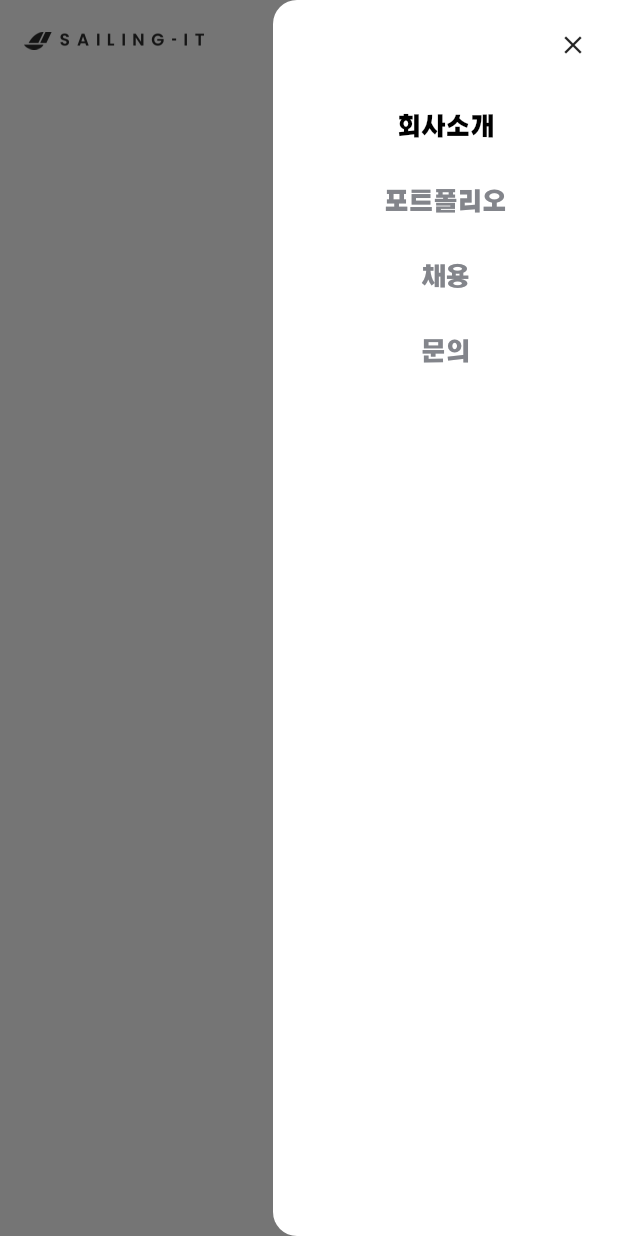
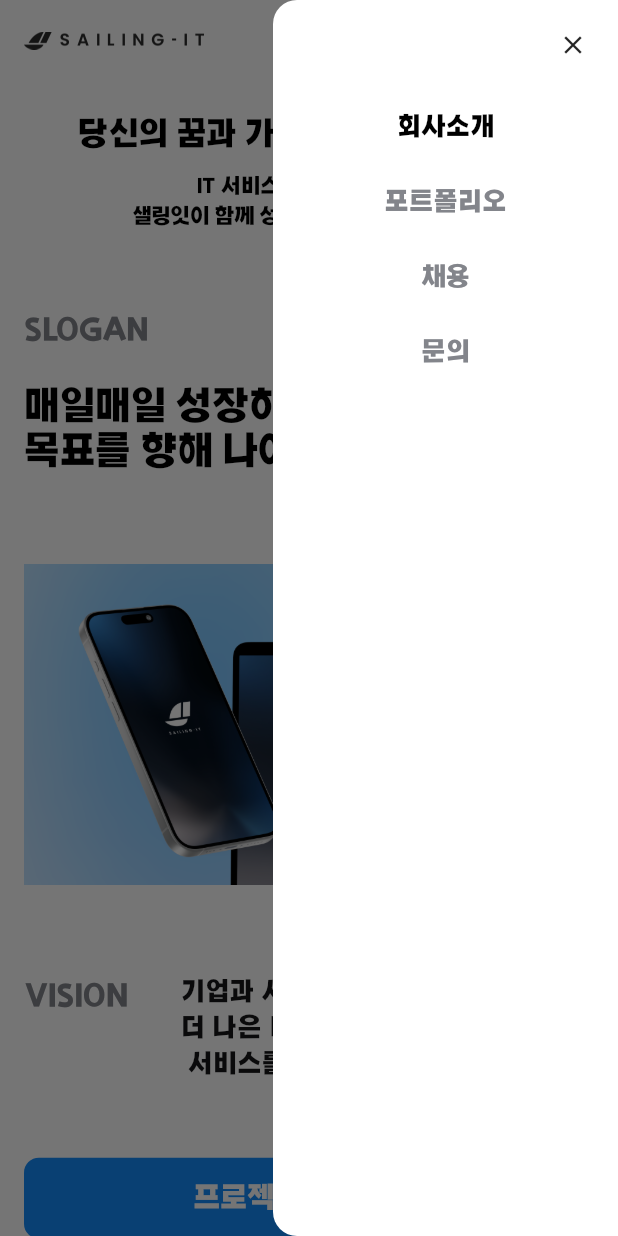
Before and after one commit to jjhwnn/flutter_web, a Flutter app: the screen it shows after launch, with the side drawer open, on a phone screen of 412 x 824 dp. Run offline on Flutter 3.47's test engine with Material 3 defaults, Android fonts, the light colour scheme and no system bars; our stand-ins replace beamer.

Commit message:
complete section 6

```diff
--- a/lib/main.dart
+++ b/lib/main.dart
@@ -6,6 +6,7 @@ import 'package:flutter_web/screen/portfolio/portfolio_detail/portfolio_detail_s
 import 'package:flutter_web/screen/portfolio/portfolio_screen.dart';
 import 'package:flutter_web/screen/question/question_screen.dart';
 import 'package:flutter_web/screen/recruit/recruit_screen.dart';
+import 'package:flutter_web/util/custom_scroll_behavior.dart';
 import 'package:flutter_web/util/my_color.dart';
 import 'package:flutter_web/util/text_util.dart';
 import 'package:flutter_web/widgets/custom_constraints.dart';
@@ -68,6 +69,7 @@ class MyApp extends StatelessWidget {
     return MaterialApp.router(
       title: "Homepage",
       debugShowCheckedModeBanner: false,
+      scrollBehavior: CustomScrollBehavior(),
       builder: (context, child) {
         return CustomConstraints(
             backgroundColor: Colors.white, maxWidth: 1920, child: child!);
--- a/lib/screen/company/company_screen.dart
+++ b/lib/screen/company/company_screen.dart
@@ -1,5 +1,9 @@
-
 import 'package:flutter/material.dart';
+import 'package:flutter_web/screen/company/widgets/company_mind.dart';
+import 'package:flutter_web/screen/company/widgets/company_slogan.dart';
+import 'package:flutter_web/util/screen_padding.dart';
+import 'package:flutter_web/widgets/common_scaffold.dart';
+import 'package:flutter_web/widgets/header.dart';
 import 'package:flutter_web/widgets/menu/menu.dart';
 import 'package:flutter_web/widgets/page_drawer.dart';
 import 'package:flutter_web/widgets/screen_layout_builder.dart';
@@ -14,18 +18,28 @@ class CompanyScreen extends StatefulWidget {
 class _CompanyScreenState extends State<CompanyScreen> {
   @override
   Widget build(BuildContext context) {
+    return ScreenLayoutBuilder(
+      myBuilder: (screenModel, web, tablet, mobile) {
+        final screenWidth = MediaQuery.of(context).size.width;
 
-    return ScreenLayoutBuilder(myBuilder: (screenModel, web, tablet, mobile) {
-      return Scaffold(
-        endDrawer: PageDrawer(currentIndex: 0, tablet: tablet),
-        body: Column(
-          children: [
-            Menu(currentIndex: 0, screenModel: screenModel),
-          ],
-        ),
-      );
-    },);
-
-
+        return CommonScaffold(
+            currentIndex: 0,
+            screenModel: screenModel,
+            horizontalPadding: ScreenPadding.get(web, screenWidth),
+            children: [
+              Header(
+                  title: '당신의 꿈과 가치가 현실이 되는 곳',
+                  subTitle: 'IT 서비스가 처음이더라도\n샐링잇이 함께 성장하도록 이끌겠습니다.',
+                  backgroundImage: '',
+                  titleColor: Colors.black,
+                  subTitleColor: Colors.black,
+                  screenModel: screenModel),
+              CompanySlogan(web: web,),
+              const SizedBox(height: 200,),
+              CompanyMind(screenModel: screenModel),
+              const SizedBox(height: 150,),
+            ]);
+      },
+    );
   }
 }
--- /dev/null
+++ b/lib/screen/company/widgets/company_slogan.dart
@@ -0,0 +1,100 @@
+import 'package:flutter/cupertino.dart';
+import 'package:flutter/material.dart';
+import 'package:flutter_web/route_page.dart';
+import 'package:flutter_web/util/asset_path.dart';
+import 'package:flutter_web/util/menu_util.dart';
+import 'package:flutter_web/util/my_color.dart';
+import 'package:flutter_web/util/text_util.dart';
+import 'package:flutter_web/widgets/custom_text_button.dart';
+
+class CompanySlogan extends StatelessWidget {
+  const CompanySlogan({required this.web, super.key});
+
+  final bool web;
+
+  @override
+  Widget build(BuildContext context) {
+    return Column(
+      children: [
+        Align(
+          alignment: Alignment.centerLeft,
+          child: Text(
+            'SLOGAN',
+            style: TextUtil.get20(context, MyColor.gray40),
+          ),
+        ),
+        const SizedBox(
+          height: 20,
+        ),
+        Row(
+          children: [
+            Text(
+              '매일매일 성장하며\n목표를 향해 나아갑니다.',
+              style: web
+                  ? TextUtil.get32(context, Colors.black)
+                  : TextUtil.get24(context, Colors.black),
+            ),
+            if (web) ...[
+              const Spacer(),
+              CustomTextButton(
+                label: '프로젝트 상담 문의',
+                textStyle: TextUtil.get18(context, Colors.white),
+                backgroundColor: MyColor.blue30,
+                size: const Size(300, 60),
+                onPressed: () {
+                  MenuUtil.changeIndex(context, 3);
+                },
+              ),
+            ],
+          ],
+        ),
+        const SizedBox(height: 60),
+        Image.asset(
+          AssetPath.companyDevice,
+          width: double.infinity,
+          fit: BoxFit.fitWidth,
+        ),
+        const SizedBox(height: 60),
+        Row(
+          mainAxisAlignment: MainAxisAlignment.end,
+          crossAxisAlignment: CrossAxisAlignment.start,
+          children: [
+            Text(
+              'VISION',
+              style: TextUtil.get20(context, MyColor.gray40),
+            ),
+            const SizedBox(width: 35,),
+            if(web)...[
+              Text(
+                '샐링잇은 기업과 사회가 당면한 문제를 해결하고,'
+                    '\n더 나은 미래를 제공할 수 있는 서비스를 개발합니다.',
+                style: TextUtil.get24(context, MyColor.gray90),
+              ),
+            ] else ...[
+              Text(
+                '기업과 사회가 당면한 문제를 해결하고,'
+                '\n더 나은 미래를 제공할 수 있는'
+                '\n 서비스를 개발합니다.',
+                style: TextUtil.get16(context, MyColor.gray90),
+              ),
+            ],
+
+          ],
+        ),
+        const SizedBox(height: 50,),
+
+        if(!web)...[
+          CustomTextButton(
+            label: '프로젝트 상담 문의',
+            textStyle: TextUtil.get18(context, Colors.white),
+            backgroundColor: MyColor.blue30,
+            size: const Size(double.infinity, 54),
+            onPressed: () {
+              MenuUtil.changeIndex(context, 3);
+            },
+          ),
+        ],
+      ],
+    );
+  }
+}
--- /dev/null
+++ b/lib/util/custom_scroll_behavior.dart
@@ -0,0 +1,14 @@
+
+import 'package:flutter/gestures.dart';
+import 'package:flutter/material.dart';
+
+class CustomScrollBehavior  extends MaterialScrollBehavior{
+
+  @override
+  // TODO: implement dragDevices
+  Set<PointerDeviceKind> get dragDevices => {
+    PointerDeviceKind.touch,
+    PointerDeviceKind.mouse,
+  };
+
+}
```
Also changed, not shown: lib/screen/company/widgets/company_mind.dart (added, +158 -0 lines), lib/screen/portfolio/portfolio_detail/portfolio_detail_screen.dart (+87 -7 lines), lib/screen/portfolio/portfolio_screen.dart (+0 -23 lines).
